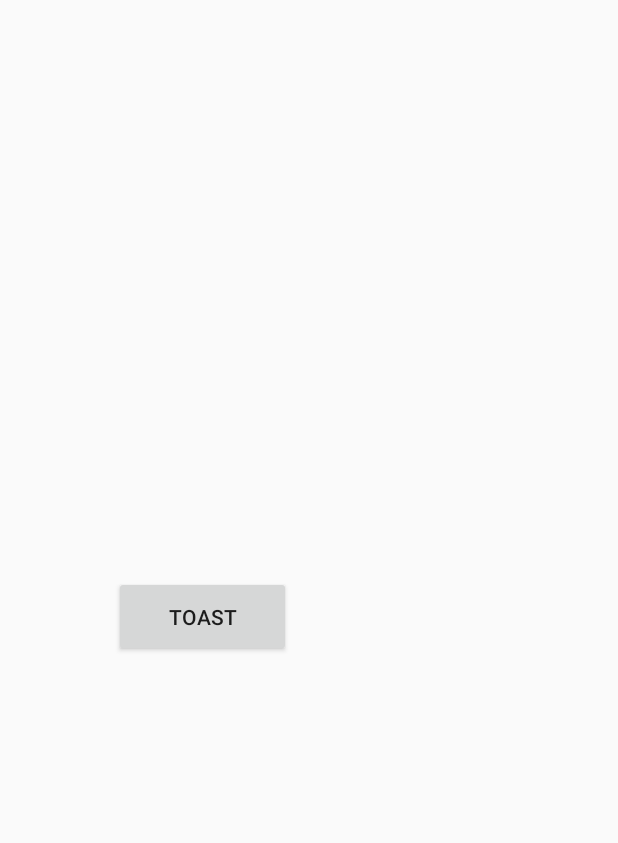
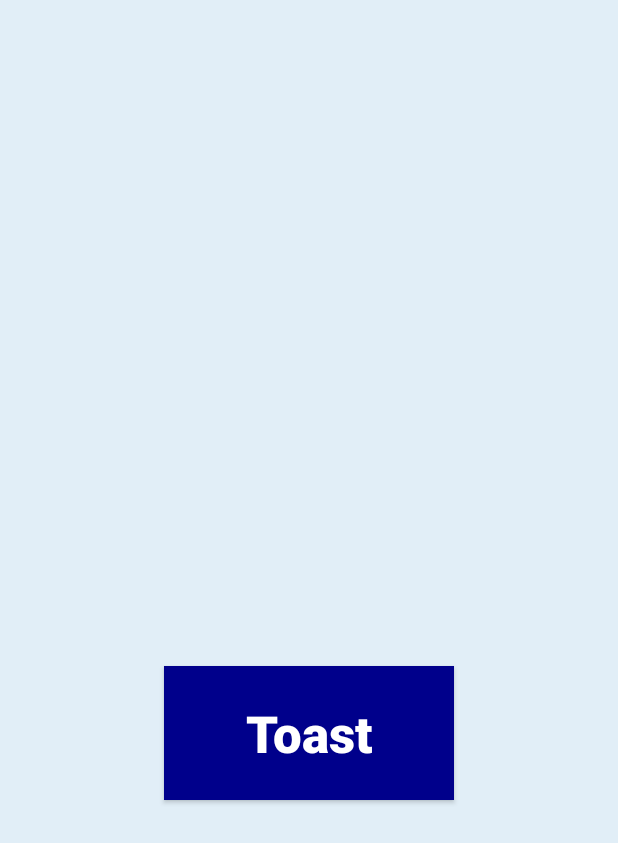
Before and after one commit to Rutvikgg/locofit, an Android app built with Jetpack Compose: the screen it shows after launch (MainActivity), on a phone screen of 412 x 824 dp. Shown: the top 843 px of the screen. Run offline under Robolectric (Android 15) with nearby library versions, the phone set to English and light mode, and no system bars.

Commit message:
color addition 2023-10-01

```diff
--- a/app/src/main/res/layout/activity_main.xml
+++ b/app/src/main/res/layout/activity_main.xml
@@ -5,18 +5,24 @@
     android:id="@+id/constraintLayout"
     android:layout_width="match_parent"
     android:layout_height="match_parent"
+    android:background="@color/background_color_light_azul"
     android:orientation="vertical">
 
     <Button
         android:id="@+id/button"
-        android:layout_width="118dp"
-        android:layout_height="54dp"
-        android:layout_marginStart="23dp"
+        android:layout_width="193dp"
+        android:layout_height="89dp"
+        android:layout_marginBottom="160dp"
+        android:background="@color/dark_blue"
         android:text="Toast"
+
+        android:textAllCaps="false"
+        android:textColor="@color/white"
+        android:textSize="34sp"
+        android:textStyle="bold"
         app:layout_constraintBottom_toBottomOf="parent"
         app:layout_constraintEnd_toEndOf="parent"
-        app:layout_constraintHorizontal_bias="0.195"
         app:layout_constraintStart_toStartOf="parent"
         app:layout_constraintTop_toTopOf="parent"
-        app:layout_constraintVertical_bias="0.499" />
+        app:layout_constraintVertical_bias="0.773" />
 </androidx.constraintlayout.widget.ConstraintLayout>
--- a/app/src/main/res/values/strings.xml
+++ b/app/src/main/res/values/strings.xml
@@ -1,3 +1,4 @@
 <resources>
     <string name="app_name">LoCoFit</string>
+
 </resources>
```
Also changed, not shown: app/src/main/res/values/colors.xml (+10 -0 lines), app/src/main/res/font/rubik.ttf (added).
